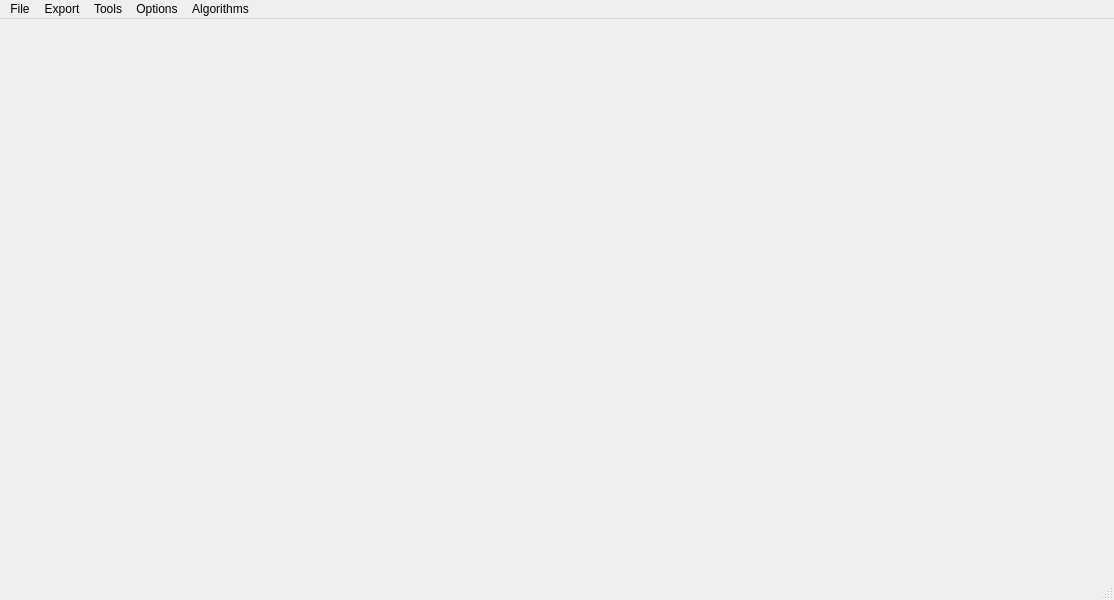
This is mainwindow.ui in EvilCommunist/SDN_Genetic_routing as Qt 5 draws it before an edit. The edited form follows.
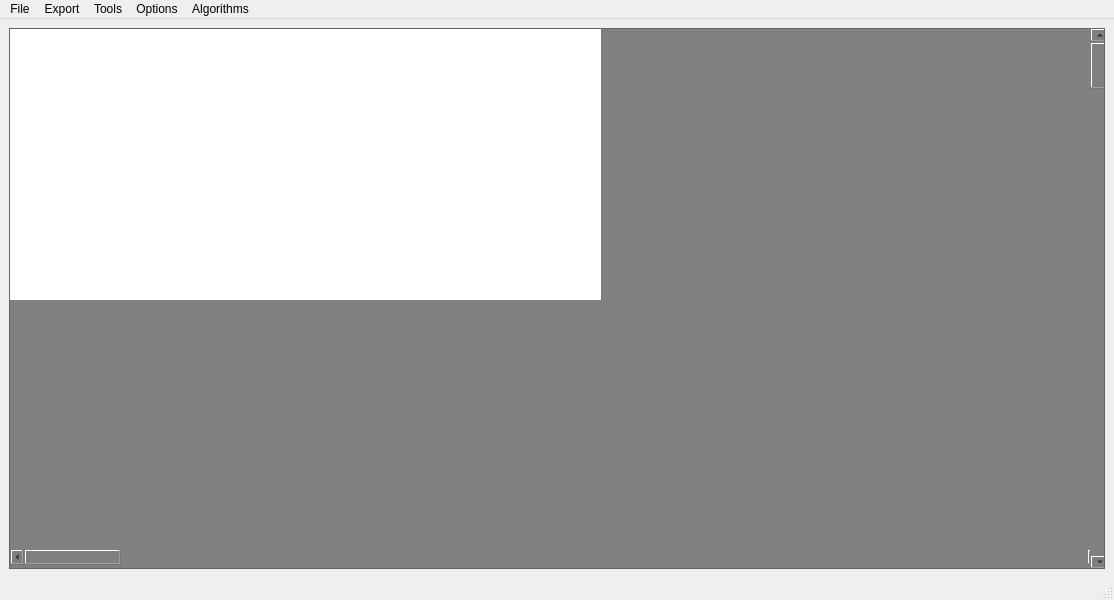
This is the edited form. Custom widgets are drawn as their Qt base class.

Commit message: Beginning of making UI

```diff
--- a/mainwindow.ui
+++ b/mainwindow.ui
@@ -13,7 +13,72 @@
   <property name="windowTitle">
    <string>MainWindow</string>
   </property>
-  <widget class="QWidget" name="centralwidget"/>
+  <widget class="QWidget" name="centralwidget">
+   <layout class="QHBoxLayout" name="horizontalLayout">
+    <item>
+     <widget class="QScrollArea" name="scrollArea">
+      <property name="styleSheet">
+       <string notr="true">background-color:gray</string>
+      </property>
+      <property name="widgetResizable">
+       <bool>true</bool>
+      </property>
+      <widget class="QWidget" name="scrollAreaWidgetContents">
+       <property name="geometry">
+        <rect>
+         <x>0</x>
+         <y>0</y>
+         <width>1094</width>
+         <height>536</height>
+        </rect>
+       </property>
+       <widget class="NetworkView" name="NetworkMapView">
+        <property name="geometry">
+         <rect>
+          <x>0</x>
+          <y>0</y>
+          <width>591</width>
+          <height>271</height>
+         </rect>
+        </property>
+        <property name="styleSheet">
+         <string notr="true">background-color:white</string>
+        </property>
+        <property name="text">
+         <string/>
+        </property>
+       </widget>
+       <widget class="QScrollBar" name="horizontalScrollBar">
+        <property name="geometry">
+         <rect>
+          <x>0</x>
+          <y>520</y>
+          <width>1091</width>
+          <height>16</height>
+         </rect>
+        </property>
+        <property name="orientation">
+         <enum>Qt::Horizontal</enum>
+        </property>
+       </widget>
+       <widget class="QScrollBar" name="verticalScrollBar">
+        <property name="geometry">
+         <rect>
+          <x>1080</x>
+          <y>-1</y>
+          <width>20</width>
+          <height>541</height>
+         </rect>
+        </property>
+        <property name="orientation">
+         <enum>Qt::Vertical</enum>
+        </property>
+       </widget>
+      </widget>
+     </widget>
+    </item>
+   </layout>
+  </widget>
   <widget class="QMenuBar" name="menubar">
    <property name="geometry">
     <rect>
@@ -179,6 +244,13 @@
    </property>
   </action>
  </widget>
+ <customwidgets>
+  <customwidget>
+   <class>NetworkView</class>
+   <extends>QLabel</extends>
+   <header>networkview.h</header>
+  </customwidget>
+ </customwidgets>
  <resources/>
  <connections/>
 </ui>
```
